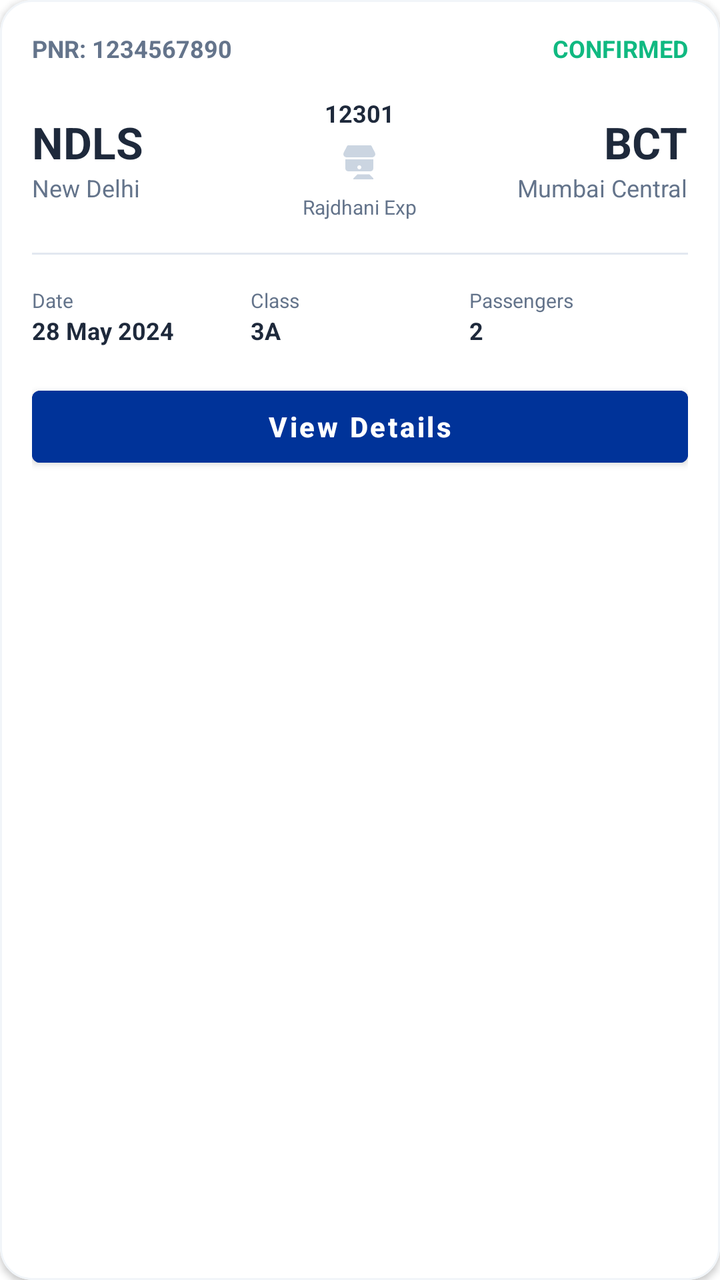
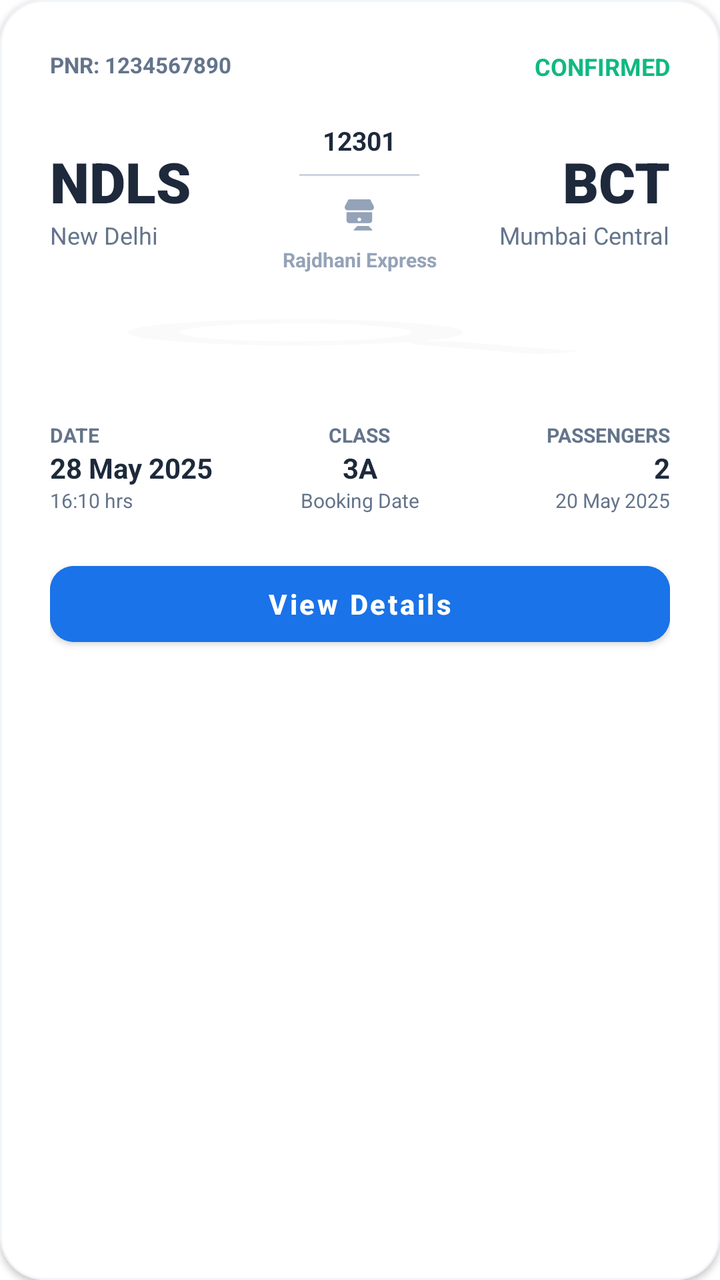

Screens rendered from an Android XML layout before and after an edit, with the pre-edit source and the edit as a unified diff.
<!-- AndroidManifest.xml: application theme Theme.IRCTC -->
<!-- res/layout/layout_upcoming_ticket.xml -->
<?xml version="1.0" encoding="utf-8"?>
<com.google.android.material.card.MaterialCardView xmlns:android="http://schemas.android.com/apk/res/android"
    xmlns:app="http://schemas.android.com/apk/res-auto"
    android:layout_width="match_parent"
    android:layout_height="wrap_content"
    app:cardCornerRadius="16dp"
    app:cardElevation="2dp"
    app:strokeColor="#F1F5F9"
    app:strokeWidth="1dp">

    <LinearLayout
        android:layout_width="match_parent"
        android:layout_height="wrap_content"
        android:orientation="vertical"
        android:padding="16dp">

        <RelativeLayout
            android:layout_width="match_parent"
            android:layout_height="wrap_content">

            <TextView
                android:id="@+id/upPnr"
                android:layout_width="wrap_content"
                android:layout_height="wrap_content"
                android:text="PNR: 1234567890"
                android:textColor="#64748B"
                android:textSize="12sp"
                android:textStyle="bold" />

            <TextView
                android:id="@+id/upStatus"
                android:layout_width="wrap_content"
                android:layout_height="wrap_content"
                android:layout_alignParentEnd="true"
                android:text="CONFIRMED"
                android:textColor="#10B981"
                android:textSize="12sp"
                android:textStyle="bold" />
        </RelativeLayout>

        <LinearLayout
            android:layout_width="match_parent"
            android:layout_height="wrap_content"
            android:layout_marginTop="16dp"
            android:gravity="center_vertical"
            android:orientation="horizontal">

            <LinearLayout
                android:layout_width="0dp"
                android:layout_height="wrap_content"
                android:layout_weight="1"
                android:orientation="vertical">

                <TextView
                    android:id="@+id/upFromCode"
                    android:layout_width="wrap_content"
                    android:layout_height="wrap_content"
                    android:text="NDLS"
                    android:textColor="#1E293B"
                    android:textSize="22sp"
                    android:textStyle="bold" />

                <TextView
                    android:id="@+id/upFromName"
                    android:layout_width="wrap_content"
                    android:layout_height="wrap_content"
                    android:text="New Delhi"
                    android:textColor="#64748B"
                    android:textSize="12sp" />
            </LinearLayout>

            <LinearLayout
                android:layout_width="wrap_content"
                android:layout_height="wrap_content"
                android:gravity="center"
                android:orientation="vertical">

                <TextView
                    android:id="@+id/upTrainNo"
                    android:layout_width="wrap_content"
                    android:layout_height="wrap_content"
                    android:text="12301"
                    android:textColor="#1E293B"
                    android:textSize="12sp"
                    android:textStyle="bold" />

                <ImageView
                    android:layout_width="24dp"
                    android:layout_height="24dp"
                    android:layout_marginVertical="4dp"
                    android:src="@drawable/ic_subway"
                    app:tint="#CBD5E1" />

                <TextView
                    android:id="@+id/upTrainName"
                    android:layout_width="wrap_content"
                    android:layout_height="wrap_content"
                    android:text="Rajdhani Exp"
                    android:textColor="#64748B"
                    android:textSize="10sp" />
            </LinearLayout>

            <LinearLayout
                android:layout_width="0dp"
                android:layout_height="wrap_content"
                android:layout_weight="1"
                android:gravity="end"
                android:orientation="vertical">

                <TextView
                    android:id="@+id/upToCode"
                    android:layout_width="wrap_content"
                    android:layout_height="wrap_content"
                    android:text="BCT"
                    android:textColor="#1E293B"
                    android:textSize="22sp"
                    android:textStyle="bold" />

                <TextView
                    android:id="@+id/upToName"
                    android:layout_width="wrap_content"
                    android:layout_height="wrap_content"
                    android:text="Mumbai Central"
                    android:textColor="#64748B"
                    android:textSize="12sp" />
            </LinearLayout>
        </LinearLayout>

        <View
            android:layout_width="match_parent"
            android:layout_height="1dp"
            android:layout_marginVertical="16dp"
            android:background="#E2E8F0" />

        <LinearLayout
            android:layout_width="match_parent"
            android:layout_height="wrap_content"
            android:orientation="horizontal">

            <LinearLayout
                android:layout_width="0dp"
                android:layout_height="wrap_content"
                android:layout_weight="1"
                android:orientation="vertical">

                <TextView
                    android:layout_width="wrap_content"
                    android:layout_height="wrap_content"
                    android:text="Date"
                    android:textColor="#64748B"
                    android:textSize="10sp" />

                <TextView
                    android:id="@+id/upDate"
                    android:layout_width="wrap_content"
                    android:layout_height="wrap_content"
                    android:text="28 May 2024"
                    android:textColor="#1E293B"
                    android:textSize="12sp"
                    android:textStyle="bold" />
            </LinearLayout>

            <LinearLayout
                android:layout_width="0dp"
                android:layout_height="wrap_content"
                android:layout_weight="1"
                android:orientation="vertical">

                <TextView
                    android:layout_width="wrap_content"
                    android:layout_height="wrap_content"
                    android:text="Class"
                    android:textColor="#64748B"
                    android:textSize="10sp" />

                <TextView
                    android:id="@+id/upClass"
                    android:layout_width="wrap_content"
                    android:layout_height="wrap_content"
                    android:text="3A"
                    android:textColor="#1E293B"
                    android:textSize="12sp"
                    android:textStyle="bold" />
            </LinearLayout>

            <LinearLayout
                android:layout_width="0dp"
                android:layout_height="wrap_content"
                android:layout_weight="1"
                android:orientation="vertical">

                <TextView
                    android:layout_width="wrap_content"
                    android:layout_height="wrap_content"
                    android:text="Passengers"
                    android:textColor="#64748B"
                    android:textSize="10sp" />

                <TextView
                    android:id="@+id/upPassengers"
                    android:layout_width="wrap_content"
                    android:layout_height="wrap_content"
                    android:text="2"
                    android:textColor="#1E293B"
                    android:textSize="12sp"
                    android:textStyle="bold" />
            </LinearLayout>
        </LinearLayout>

        <Button
            android:id="@+id/btnViewDetails"
            android:layout_width="match_parent"
            android:layout_height="wrap_content"
            android:layout_marginTop="16dp"
            android:backgroundTint="#003399"
            android:text="View Details"
            android:textAllCaps="false"
            android:textStyle="bold" />

    </LinearLayout>
</com.google.android.material.card.MaterialCardView>
<!-- resources referenced by this layout -->
<resources>
  <!-- drawable ic_subway (drawable) -->
  <vector xmlns:android="http://schemas.android.com/apk/res/android"
      android:width="24dp"
      android:height="24dp"
      android:viewportWidth="24"
      android:viewportHeight="24">
      <path
          android:fillColor="#000000"
          android:pathData="M17.41,3.96L17.41,3.96c0.32,0 0.6,0.18 0.75,0.45l1.6,3.12C20.44,8.9 19.46,10 18.25,10H5.75c-1.21,0 -2.19,-1.1 -1.51,-2.47l1.6,-3.12c0.15,-0.27 0.43,-0.45 0.75,-0.45h0.01M5,15.5C5,16.33 5.67,17 6.5,17h11c0.83,0 1.5,-0.67 1.5,-1.5V11H5v4.5zM12,14c0.55,0 1,0.45 1,1s-0.45,1 -1,1 -1,-0.45 -1,-1 0.45,-1 1,-1zM11,18.5l-2,2v0.5h10v-0.5l-2,-2H11z" />
  </vector>
  <style name="Theme.IRCTC" parent="Theme.MaterialComponents.DayNight.NoActionBar">
          
          <item name="colorPrimary">@color/irctc_blue</item>
          <item name="colorPrimaryVariant">@color/irctc_blue</item>
          <item name="colorOnPrimary">@color/white</item>
          
          <item name="colorSecondary">@color/irctc_orange</item>
          <item name="colorSecondaryVariant">@color/irctc_orange</item>
          <item name="colorOnSecondary">@color/black</item>
          
          <item name="android:statusBarColor">?attr/colorPrimaryVariant</item>
          
      </style>
  <color name="irctc_blue">#213D77</color>
  <color name="white">#FFFFFFFF</color>
  <color name="irctc_orange">#F58220</color>
  <color name="black">#FF000000</color>
</resources>

<!-- the commit's change to res/layout/layout_upcoming_ticket.xml (unified diff, before → after) -->
@@ -3,7 +3,8 @@
     xmlns:app="http://schemas.android.com/apk/res-auto"
     android:layout_width="match_parent"
     android:layout_height="wrap_content"
-    app:cardCornerRadius="16dp"
+    app:cardBackgroundColor="#FFFFFF"
+    app:cardCornerRadius="22dp"
     app:cardElevation="2dp"
     app:strokeColor="#F1F5F9"
     app:strokeWidth="1dp">
@@ -12,7 +13,7 @@
         android:layout_width="match_parent"
         android:layout_height="wrap_content"
         android:orientation="vertical"
-        android:padding="16dp">
+        android:padding="25dp">
 
         <RelativeLayout
             android:layout_width="match_parent"
@@ -24,7 +25,7 @@
                 android:layout_height="wrap_content"
                 android:text="PNR: 1234567890"
                 android:textColor="#64748B"
-                android:textSize="12sp"
+                android:textSize="11sp"
                 android:textStyle="bold" />
 
             <TextView
@@ -41,7 +42,7 @@
         <LinearLayout
             android:layout_width="match_parent"
             android:layout_height="wrap_content"
-            android:layout_marginTop="16dp"
+            android:layout_marginTop="20dp"
             android:gravity="center_vertical"
             android:orientation="horizontal">
 
@@ -57,7 +58,8 @@
                     android:layout_height="wrap_content"
                     android:text="NDLS"
                     android:textColor="#1E293B"
-                    android:textSize="22sp"
+                    android:textSize="28sp"
+                    android:fontFamily="sans-serif-black"
                     android:textStyle="bold" />
 
                 <TextView
@@ -81,23 +83,30 @@
                     android:layout_height="wrap_content"
                     android:text="12301"
                     android:textColor="#1E293B"
-                    android:textSize="12sp"
-                    android:textStyle="bold" />
+                    android:textSize="13sp"
+                    android:textStyle="bold" />
+
+                <View
+                    android:layout_width="60dp"
+                    android:layout_height="1dp"
+                    android:layout_marginVertical="8dp"
+                    android:background="#CBD5E1" />
 
                 <ImageView
-                    android:layout_width="24dp"
-                    android:layout_height="24dp"
-                    android:layout_marginVertical="4dp"
+                    android:layout_width="22dp"
+                    android:layout_height="22dp"
                     android:src="@drawable/ic_subway"
-                    app:tint="#CBD5E1" />
+                    app:tint="#94A3B8" />
 
                 <TextView
                     android:id="@+id/upTrainName"
                     android:layout_width="wrap_content"
                     android:layout_height="wrap_content"
-                    android:text="Rajdhani Exp"
-                    android:textColor="#64748B"
-                    android:textSize="10sp" />
+                    android:layout_marginTop="5dp"
+                    android:text="Rajdhani Express"
+                    android:textColor="#94A3B8"
+                    android:textSize="10sp"
+                    android:textStyle="bold" />
             </LinearLayout>
 
             <LinearLayout
@@ -113,7 +122,8 @@
                     android:layout_height="wrap_content"
                     android:text="BCT"
                     android:textColor="#1E293B"
-                    android:textSize="22sp"
+                    android:textSize="28sp"
+                    android:fontFamily="sans-serif-black"
                     android:textStyle="bold" />
 
                 <TextView
@@ -126,15 +136,24 @@
             </LinearLayout>
         </LinearLayout>
 
-        <View
-            android:layout_width="match_parent"
-            android:layout_height="1dp"
-            android:layout_marginVertical="16dp"
-            android:background="#E2E8F0" />
-
         <LinearLayout
             android:layout_width="match_parent"
             android:layout_height="wrap_content"
+            android:layout_marginTop="20dp"
+            android:paddingTop="15dp"
+            android:divider="@android:color/transparent"
+            android:showDividers="middle"
+            android:orientation="horizontal"
+            android:background="@drawable/ic_search"
+            android:backgroundTint="#05000000">
+            
+        </LinearLayout>
+
+        <LinearLayout
+            android:layout_width="match_parent"
+            android:layout_height="wrap_content"
+            android:layout_marginTop="15dp"
+            android:paddingTop="15dp"
             android:orientation="horizontal">
 
             <LinearLayout
@@ -142,80 +161,45 @@
                 android:layout_height="wrap_content"
                 android:layout_weight="1"
                 android:orientation="vertical">
-
-                <TextView
-                    android:layout_width="wrap_content"
-                    android:layout_height="wrap_content"
-                    android:text="Date"
-                    android:textColor="#64748B"
-                    android:textSize="10sp" />
-
-                <TextView
-                    android:id="@+id/upDate"
-                    android:layout_width="wrap_content"
-                    android:layout_height="wrap_content"
-                    android:text="28 May 2024"
-                    android:textColor="#1E293B"
-                    android:textSize="12sp"
-                    android:textStyle="bold" />
-            </LinearLayout>
-
-            <LinearLayout
-                android:layout_width="0dp"
-                android:layout_height="wrap_content"
-                android:layout_weight="1"
-                android:orientation="vertical">
-
-                <TextView
-                    android:layout_width="wrap_content"
-                    android:layout_height="wrap_content"
-                    android:text="Class"
-                    android:textColor="#64748B"
-                    android:textSize="10sp" />
-
-                <TextView
-                    android:id="@+id/upClass"
-                    android:layout_width="wrap_content"
-                    android:layout_height="wrap_content"
-                    android:text="3A"
-                    android:textColor="#1E293B"
-                    android:textSize="12sp"
-                    android:textStyle="bold" />
-            </LinearLayout>
-
-            <LinearLayout
-                android:layout_width="0dp"
-                android:layout_height="wrap_content"
-                android:layout_weight="1"
-                android:orientation="vertical">
-
-                <TextView
-                    android:layout_width="wrap_content"
-                    android:layout_height="wrap_content"
-                    android:text="Passengers"
-                    android:textColor="#64748B"
-                    android:textSize="10sp" />
-
-                <TextView
-                    android:id="@+id/upPassengers"
-                    android:layout_width="wrap_content"
-                    android:layout_height="wrap_content"
-                    android:text="2"
-                    android:textColor="#1E293B"
-                    android:textSize="12sp"
-                    android:textStyle="bold" />
+                <TextView android:layout_width="wrap_content" android:layout_height="wrap_content" android:text="Date" android:textColor="#64748B" android:textSize="10sp" android:textStyle="bold" android:textAllCaps="true"/>
+                <TextView android:id="@+id/upDate" android:layout_width="wrap_content" android:layout_height="wrap_content" android:text="28 May 2025" android:textColor="#1E293B" android:textSize="14sp" android:textStyle="bold" />
+                <TextView android:layout_width="wrap_content" android:layout_height="wrap_content" android:text="16:10 hrs" android:textColor="#64748B" android:textSize="10sp" />
+            </LinearLayout>
+
+            <LinearLayout
+                android:layout_width="0dp"
+                android:layout_height="wrap_content"
+                android:layout_weight="1"
+                android:gravity="center"
+                android:orientation="vertical">
+                <TextView android:layout_width="wrap_content" android:layout_height="wrap_content" android:text="Class" android:textColor="#64748B" android:textSize="10sp" android:textStyle="bold" android:textAllCaps="true"/>
+                <TextView android:id="@+id/upClass" android:layout_width="wrap_content" android:layout_height="wrap_content" android:text="3A" android:textColor="#1E293B" android:textSize="14sp" android:textStyle="bold" />
+                <TextView android:layout_width="wrap_content" android:layout_height="wrap_content" android:text="Booking Date" android:textColor="#64748B" android:textSize="10sp" />
+            </LinearLayout>
+
+            <LinearLayout
+                android:layout_width="0dp"
+                android:layout_height="wrap_content"
+                android:layout_weight="1"
+                android:gravity="end"
+                android:orientation="vertical">
+                <TextView android:layout_width="wrap_content" android:layout_height="wrap_content" android:text="Passengers" android:textColor="#64748B" android:textSize="10sp" android:textStyle="bold" android:textAllCaps="true"/>
+                <TextView android:id="@+id/upPassengers" android:layout_width="wrap_content" android:layout_height="wrap_content" android:text="2" android:textColor="#1E293B" android:textSize="14sp" android:textStyle="bold" />
+                <TextView android:layout_width="wrap_content" android:layout_height="wrap_content" android:text="20 May 2025" android:textColor="#64748B" android:textSize="10sp" />
             </LinearLayout>
         </LinearLayout>
 
         <Button
             android:id="@+id/btnViewDetails"
             android:layout_width="match_parent"
-            android:layout_height="wrap_content"
-            android:layout_marginTop="16dp"
-            android:backgroundTint="#003399"
+            android:layout_height="50dp"
+            android:layout_marginTop="20dp"
+            android:backgroundTint="#1A73E8"
             android:text="View Details"
             android:textAllCaps="false"
-            android:textStyle="bold" />
+            android:fontFamily="sans-serif-medium"
+            android:textStyle="bold"
+            app:cornerRadius="12dp" />
 
     </LinearLayout>
 </com.google.android.material.card.MaterialCardView>
<!-- resource entries referenced after the edit -->
@@ -1,5 +1,15 @@
 <!-- resources referenced by this layout -->
 <resources>
+  <!-- drawable ic_search (drawable) -->
+  <vector xmlns:android="http://schemas.android.com/apk/res/android"
+      android:width="24dp"
+      android:height="24dp"
+      android:viewportWidth="24"
+      android:viewportHeight="24">
+      <path
+          android:fillColor="#000000"
+          android:pathData="M15.5,14H14.71L14.43,13.73C15.41,12.59 16,11.11 16,9.5A6.5,6.5 0 0,0 9.5,3A6.5,6.5 0 0,0 3,9.5A6.5,6.5 0 0,0 9.5,16C11.11,16 12.59,15.41 13.73,14.43L14,14.71V15.5L19,20.5L20.5,19L15.5,14M9.5,14C7,14 5,12 5,9.5C5,7 7,5 9.5,5C12,5 14,7 14,9.5C14,12 12,14 9.5,14Z" />
+  </vector>
   <!-- drawable ic_subway (drawable) -->
   <vector xmlns:android="http://schemas.android.com/apk/res/android"
       android:width="24dp"
@@ -23,7 +33,7 @@
           <item name="android:statusBarColor">?attr/colorPrimaryVariant</item>
           
       </style>
-  <color name="irctc_blue">#213D77</color>
+  <color name="irctc_blue">#002266</color>
   <color name="white">#FFFFFFFF</color>
   <color name="irctc_orange">#F58220</color>
   <color name="black">#FF000000</color>
